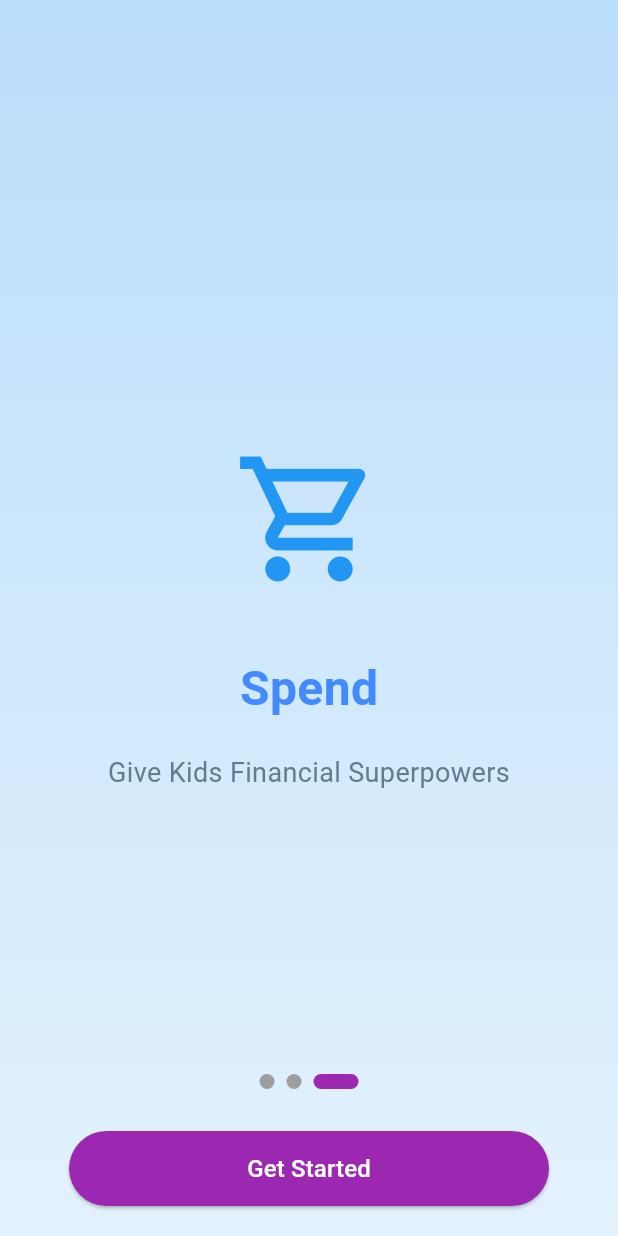
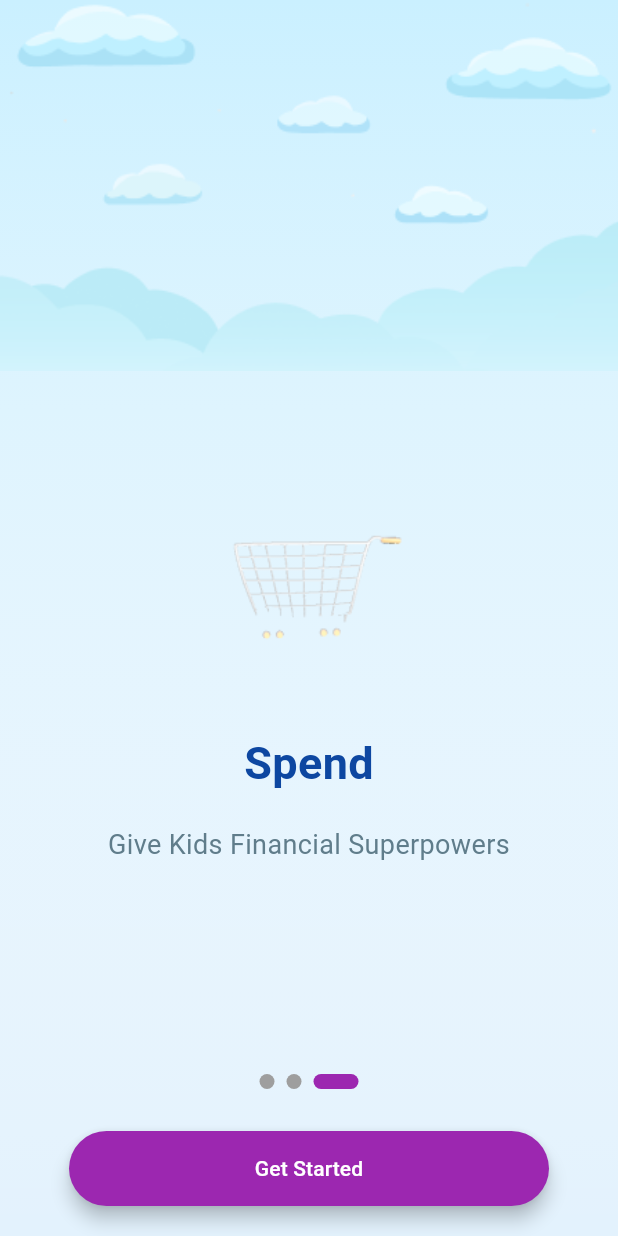
Before and after one commit to Mohsinishfaq07/coin_kids, a Flutter app: the screen it shows after launch, after a tap on "Skip", on a phone screen of 412 x 824 dp. Run offline on Flutter 3.47's test engine with Material 3 defaults, Android fonts, the phone set to English and light mode, and no system bars; drawn by our look-alikes of smooth_page_indicator; our stand-ins replace cloud_firestore, firebase_auth, firebase_core, flutter_svg, get, google_sign_in and 2 more; accounts and stored records are empty.

Commit message:
small adjustents

```diff
--- a/lib/features/custom_widgets/custom_app_bar.dart
+++ b/lib/features/custom_widgets/custom_app_bar.dart
@@ -17,7 +17,7 @@ class CustomAppBar extends StatelessWidget implements PreferredSizeWidget {
     required this.title, // Enforce required     title
     this.backgroundColor = Colors.transparent,
     Color? titleColor, // Nullable, initialized in constructor body
-    Color? iconColor, // Nullable, initialized in constructor body
+    Color? iconColor = Colors.blue, // Nullable, initialized in constructor body
     this.elevation = 0.0,
     this.onBackPressed,
     this.actions,
--- a/lib/features/custom_widgets/custom_button.dart
+++ b/lib/features/custom_widgets/custom_button.dart
@@ -17,8 +17,8 @@ class CustomButton extends StatelessWidget {
     this.height = 50,
     this.textColor = Colors.white, // Default text color
     this.isLoading = false,
-    Key? key,
-  }) : super(key: key);
+    super.key,
+  });
 
   @override
   Widget build(BuildContext context) {
@@ -30,6 +30,7 @@ class CustomButton extends StatelessWidget {
         child: ElevatedButton(
           onPressed: onPressed,
           style: ElevatedButton.styleFrom(
+            elevation: 5,
             backgroundColor: color,
             shape: RoundedRectangleBorder(
               borderRadius: BorderRadius.circular(30), // Rounded corners
@@ -41,7 +42,7 @@ class CustomButton extends StatelessWidget {
                 )
               : Text(
                   text,
-                  style: const TextStyle(fontSize: 16, color: Colors.white),
+                  style: const TextStyle(fontSize: 14, color: Colors.white),
                 ),
         ),
       ),
--- a/lib/features/onboard/onboarding_screen.dart
+++ b/lib/features/onboard/onboarding_screen.dart
@@ -14,8 +14,29 @@ class OnboardingScreen extends StatelessWidget {
   @override
   Widget build(BuildContext context) {
     return Scaffold(
-      body: Stack(
+      body: SafeArea(
+        child: Container(
+          decoration: const BoxDecoration(
+            gradient: LinearGradient(
+              colors: [Color(0xFFCAF0FF), Color(0xFFFFFF)],
+              begin: Alignment.topCenter,
+              end: Alignment.bottomCenter,
+            ),
+            // Path to your image
+            // Ensures the image covers the entire screen
+          ),
+          child: Stack(
             children: [
+              Align(
+                alignment: Alignment.topCenter,
+                child: Image.asset(
+                  'assets/background_image/background_Image.png', // Path to your image
+                  fit: BoxFit.cover, // Adjust fit to your needs
+                  height: MediaQuery.of(context).size.height *
+                      0.3, // Top 30% of the screen
+                  width: double.infinity,
+                ),
+              ),
               PageView(
                 controller: _pageController,
                 onPageChanged: (index) {
@@ -25,17 +46,17 @@ class OnboardingScreen extends StatelessWidget {
                   OnboardingPage(
                     title: "Earn",
                     description: "Give Kids Financial Superpowers",
-                image: Icons.monetization_on_outlined,
+                    imagePath: "assets/on_board/coin-Icve1wV1C9.png",
                   ),
                   OnboardingPage(
                     title: "Save",
                     description: "Give Kids Financial Superpowers",
-                image: Icons.savings_outlined,
+                    imagePath: "assets/on_board/coin-Icve1wV1C9.png",
                   ),
                   OnboardingPage(
                     title: "Spend",
                     description: "Give Kids Financial Superpowers",
-                image: Icons.shopping_cart_outlined,
+                    imagePath: "assets/on_board/basket.png",
                   ),
                 ],
               ),
@@ -71,7 +92,8 @@ class OnboardingScreen extends StatelessWidget {
                                     // Skip to the last page
                                     _pageController.animateToPage(
                                       2,
-                                  duration: const Duration(milliseconds: 500),
+                                      duration:
+                                          const Duration(milliseconds: 500),
                                       curve: Curves.ease,
                                     );
                                   },
@@ -84,7 +106,8 @@ class OnboardingScreen extends StatelessWidget {
                                   padding: const EdgeInsets.only(right: 10.0),
                                   child: Container(
                                     decoration: const BoxDecoration(
-                                  color: Colors.purple, // Red background color
+                                      color:
+                                          Colors.purple, // Red background color
                                       shape: BoxShape.circle, // Circular shape
                                     ),
                                     child: IconButton(
@@ -109,6 +132,8 @@ class OnboardingScreen extends StatelessWidget {
               ),
             ],
           ),
+        ),
+      ),
     );
   }
 }
@@ -116,36 +141,58 @@ class OnboardingScreen extends StatelessWidget {
 class OnboardingPage extends StatelessWidget {
   final String title;
   final String description;
-  final IconData image;
+  final String imagePath;
 
   const OnboardingPage({
     required this.title,
     required this.description,
-    required this.image,
+    required this.imagePath,
   });
+
+  Future<bool> _checkImageExists(String path) async {
+    try {
+      await AssetImage(path).obtainKey(const ImageConfiguration());
+      return true;
+    } catch (e) {
+      return false;
+    }
+  }
 
   @override
   Widget build(BuildContext context) {
-    return Container(
-      padding: const EdgeInsets.symmetric(horizontal: 20),
-      decoration: BoxDecoration(
-        gradient: LinearGradient(
-          colors: [Colors.blue[100]!, Colors.blue[50]!],
-          begin: Alignment.topCenter,
-          end: Alignment.bottomCenter,
-        ),
-      ),
-      child: Column(
+    return Column(
       mainAxisAlignment: MainAxisAlignment.center,
       children: [
-          Icon(image, size: 100, color: Colors.blue),
+        FutureBuilder<bool>(
+          future: _checkImageExists(imagePath),
+          builder: (context, snapshot) {
+            if (snapshot.connectionState == ConnectionState.waiting) {
+              // Placeholder while checking if the image exists
+              return const CircularProgressIndicator();
+            } else if (snapshot.hasError || !(snapshot.data ?? false)) {
+              // Show an error widget or placeholder if the image does not exist
+              return const Icon(
+                Icons.broken_image,
+                size: 100,
+                color: Colors.red,
+              );
+            } else {
+              // Display the actual image if it exists
+              return Image.asset(
+                imagePath,
+                height: 200, // Set desired height
+                fit: BoxFit.contain, // Adjust the image fit
+              );
+            }
+          },
+        ),
         const SizedBox(height: 40),
         Text(
           title,
-            style: const TextStyle(
-              fontSize: 32,
+          style: TextStyle(
+            fontSize: 30,
             fontWeight: FontWeight.bold,
-              color: Colors.blueAccent,
+            color: Colors.blue[900],
           ),
         ),
         const SizedBox(height: 20),
@@ -155,7 +202,6 @@ class OnboardingPage extends StatelessWidget {
           style: const TextStyle(fontSize: 18, color: Colors.blueGrey),
         ),
       ],
-      ),
     );
   }
 }
--- a/lib/main.dart
+++ b/lib/main.dart
@@ -1,13 +1,21 @@
 import 'package:coin_kids/bindings/controller_bindings.dart';
 import 'package:firebase_core/firebase_core.dart';
 import 'package:flutter/material.dart';
+import 'package:flutter/services.dart';
 import 'package:get/get_navigation/src/root/get_material_app.dart';
-
 import 'features/splash_screen/splash_screen.dart';
 
 void main() async {
   WidgetsFlutterBinding.ensureInitialized();
   await Firebase.initializeApp();
+  SystemChrome.setSystemUIOverlayStyle(
+    const SystemUiOverlayStyle(
+      statusBarColor: Colors.transparent, // Make the status bar transparent
+      statusBarIconBrightness:
+          Brightness.dark, // Dark icons for light background
+    ),
+  );
+
   runApp(MyApp());
 }
 
--- a/pubspec.yaml
+++ b/pubspec.yaml
@@ -48,6 +48,7 @@ dependencies:
   path_provider: ^2.1.5
   flutter_secure_storage: ^9.2.2
   flutter_svg:
+  cached_network_image: ^3.4.1
 
 
 dev_dependencies:
@@ -77,6 +78,8 @@ flutter:
     - assets/
     - assets/kidManageIcons/
     - assets/role_selection_icons/
+    - assets/background_image/
+    - assets/on_board/
 
 
   #   - assets/images/icon.png
```
Also changed, not shown: lib/features/roles/parents/add_child/add_child_screen.dart (+8 -3 lines), lib/features/roles/parents/bottom_navigationbar/bottom_navigationbar_screen.dart (+77 -1 lines), lib/features/roles/parents/bottom_navigationbar/home_screen/parent_home_screen.dart (+33 -24 lines), assets/background_image/background_Image.png (added), assets/bottomSheet_icons/home.png (added), assets/logo.png, assets/on_board/basket.png (added), assets/on_board/coin-Icve1wV1C9.png (added), assets/on_board/gif.png (added), pubspec.lock. Lines whose indentation alone changed are shown as unchanged.
